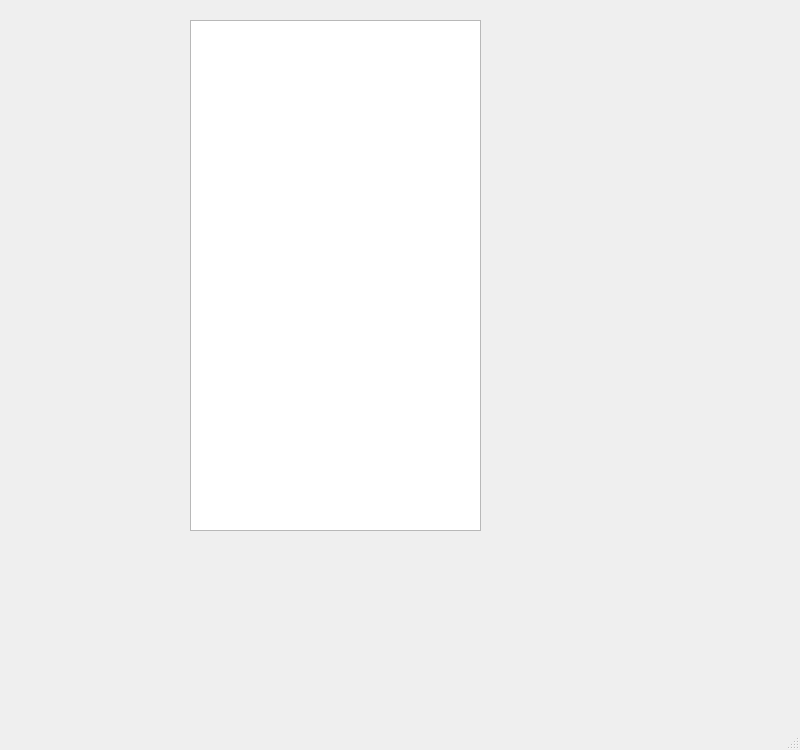
Above: mainwindow.ui from jentor67/Qt6ReduceImage before the change. Below: the same form after it.
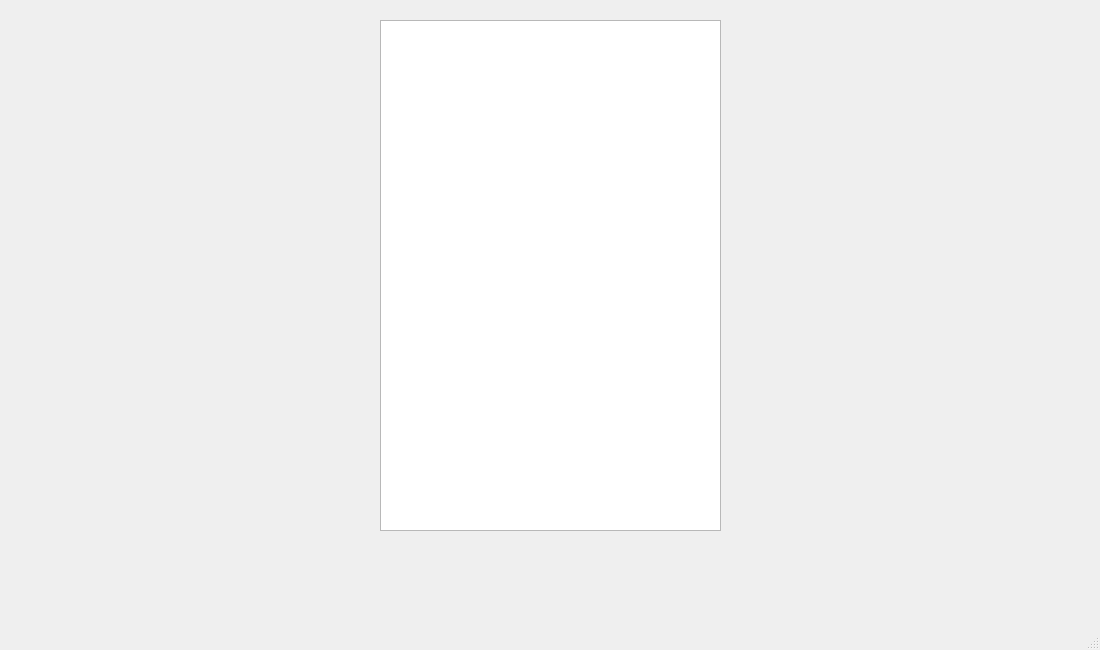
That is the form after the change.

What changed in the file:
```diff
--- a/mainwindow.ui
+++ b/mainwindow.ui
@@ -6,8 +6,8 @@
    <rect>
     <x>0</x>
     <y>0</y>
-    <width>800</width>
-    <height>750</height>
+    <width>1100</width>
+    <height>650</height>
    </rect>
   </property>
   <property name="windowTitle">
@@ -19,18 +19,34 @@
      <rect>
       <x>10</x>
       <y>20</y>
-      <width>160</width>
+      <width>341</width>
       <height>511</height>
      </rect>
     </property>
-    <layout class="QVBoxLayout" name="vl1"/>
+    <layout class="QVBoxLayout" name="vl1">
+     <property name="spacing">
+      <number>60</number>
+     </property>
+     <property name="leftMargin">
+      <number>10</number>
+     </property>
+     <property name="topMargin">
+      <number>10</number>
+     </property>
+     <property name="rightMargin">
+      <number>10</number>
+     </property>
+     <property name="bottomMargin">
+      <number>10</number>
+     </property>
+    </layout>
    </widget>
    <widget class="QWidget" name="verticalLayoutWidget_2">
     <property name="geometry">
      <rect>
-      <x>190</x>
+      <x>380</x>
       <y>20</y>
-      <width>291</width>
+      <width>341</width>
       <height>511</height>
      </rect>
     </property>
@@ -43,13 +59,26 @@
    <widget class="QWidget" name="verticalLayoutWidget_3">
     <property name="geometry">
      <rect>
-      <x>510</x>
+      <x>750</x>
       <y>20</y>
-      <width>271</width>
+      <width>321</width>
       <height>511</height>
      </rect>
     </property>
-    <layout class="QVBoxLayout" name="vl3"/>
+    <layout class="QVBoxLayout" name="vl3">
+     <property name="leftMargin">
+      <number>10</number>
+     </property>
+     <property name="topMargin">
+      <number>10</number>
+     </property>
+     <property name="rightMargin">
+      <number>10</number>
+     </property>
+     <property name="bottomMargin">
+      <number>10</number>
+     </property>
+    </layout>
    </widget>
   </widget>
   <widget class="QMenuBar" name="menubar">
```
Left out of the diff: 2 changed lines with no effect on the pictures.
